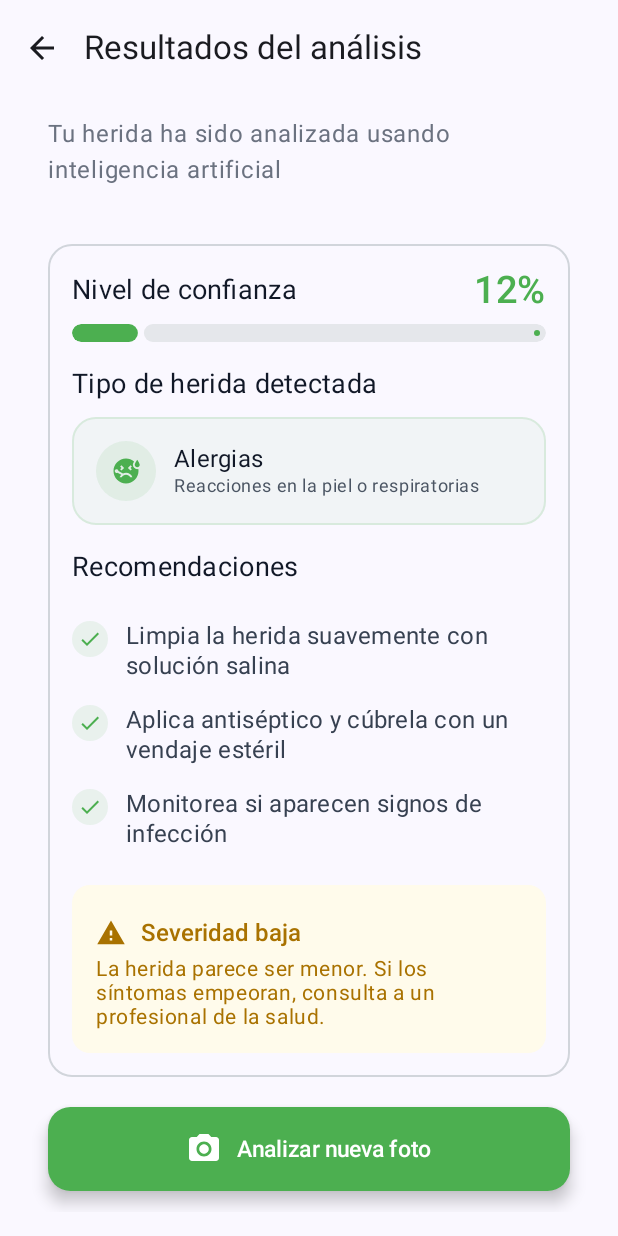
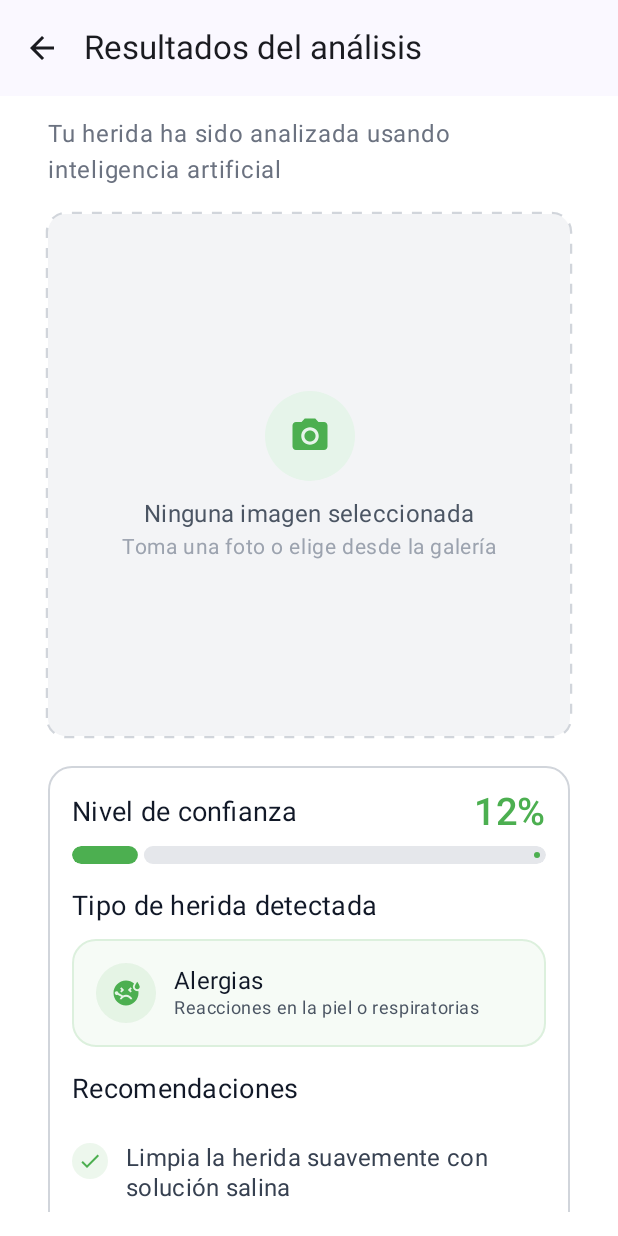
Before and after one commit to AlexGoodD/MediKit, an Android app built with Jetpack Compose: the composable WoundView shown on its own in the app's theme, on a phone screen of 412 x 824 dp. Run offline under Robolectric (Android 15) with nearby library versions, the phone set to English and light mode, and no system bars.

Commit message:
Sombras en botones, modelo incluido, directorio para la clase que invoca al ml creado

```diff
--- a/app/build.gradle.kts
+++ b/app/build.gradle.kts
@@ -56,6 +56,9 @@ dependencies {
     implementation(libs.androidx.animation.android)
     implementation(libs.androidx.foundation.android)
     implementation(libs.androidx.activity.compose.v172)
+    implementation(libs.tensorflow.lite)
+    implementation(libs.tensorflow.lite.support)
+    implementation(libs.tensorflow.lite.metadata)
     testImplementation(libs.junit)
     androidTestImplementation(libs.androidx.junit)
     androidTestImplementation(libs.androidx.espresso.core)
--- /dev/null
+++ b/app/src/main/java/com/example/medikit/ml/LessionClassifier.kt
@@ -0,0 +1 @@
+package com.example.medikit.ml
--- a/app/src/main/java/com/example/medikit/ui/components/ImagePlaceholder.kt
+++ b/app/src/main/java/com/example/medikit/ui/components/ImagePlaceholder.kt
@@ -33,8 +33,8 @@ import androidx.compose.ui.unit.sp
 
 @Composable
 fun ImagePlaceholder(
-    bitmap: Bitmap?,
-    onClick: () -> Unit,
+    bitmap: Bitmap? = null,
+    onClick: (() -> Unit)? = null,
     modifier: Modifier = Modifier,
 ) {
     val cornerRadius = 12.dp
@@ -63,7 +63,9 @@ fun ImagePlaceholder(
                 color = Color(0xFFF3F4F6),
                 shape = RoundedCornerShape(cornerRadius)
             )
-            .clickable { onClick() }
+            .clickable(enabled = onClick != null) {
+                onClick?.invoke()
+            }
             .padding(16.dp),
         contentAlignment = Alignment.Center
     ) {
--- a/app/src/main/java/com/example/medikit/ui/components/PrimaryButton.kt
+++ b/app/src/main/java/com/example/medikit/ui/components/PrimaryButton.kt
@@ -1,4 +1,5 @@
 package com.example.medikit.ui.components
+import androidx.compose.foundation.layout.Box
 import androidx.compose.foundation.layout.fillMaxWidth
 import androidx.compose.foundation.layout.height
 import androidx.compose.foundation.layout.padding
@@ -8,7 +9,9 @@ import androidx.compose.material3.ButtonDefaults
 import androidx.compose.material3.Icon
 import androidx.compose.material3.Text
 import androidx.compose.runtime.Composable
+import androidx.compose.ui.Alignment
 import androidx.compose.ui.Modifier
+import androidx.compose.ui.draw.shadow
 import androidx.compose.ui.graphics.Color
 import androidx.compose.ui.graphics.vector.ImageVector
 import androidx.compose.ui.unit.dp
@@ -19,7 +22,19 @@ fun PrimaryButton(
     text: String,
     icon: ImageVector? = null,
     backgroundColor: Color = Color(0xFF4CAF50),
+    shadowColor: Color = Color(0xFF4CAF50),
     onClick: () -> Unit
+) {
+    Box(
+        modifier = Modifier
+            .fillMaxWidth()
+            .shadow(
+                elevation = 6.dp,
+                shape = RoundedCornerShape(15.dp),
+                ambientColor = shadowColor,
+                spotColor = shadowColor
+            ),
+        contentAlignment = Alignment.Center
     ) {
         Button(
             onClick = onClick,
@@ -31,12 +46,7 @@ fun PrimaryButton(
                 containerColor = backgroundColor,
                 contentColor = Color.White
             ),
-        elevation = ButtonDefaults.buttonElevation(
-            defaultElevation = 6.dp,
-            pressedElevation = 8.dp,
-            focusedElevation = 4.dp,
-            hoveredElevation = 4.dp
-        )
+            elevation = null
         ) {
             if (icon != null) {
                 Icon(
@@ -48,3 +58,4 @@ fun PrimaryButton(
             Text(text = text, fontSize = 15.sp)
         }
     }
+}
--- a/app/src/main/java/com/example/medikit/ui/views/WoundView.kt
+++ b/app/src/main/java/com/example/medikit/ui/views/WoundView.kt
@@ -29,6 +29,7 @@ import androidx.compose.ui.unit.dp
 import androidx.navigation.NavController
 import com.example.medikit.ui.components.ConfidenceBar
 import com.example.medikit.ui.components.DisclaimerCard
+import com.example.medikit.ui.components.ImagePlaceholder
 import com.example.medikit.ui.components.PrimaryButton
 import com.example.medikit.ui.components.RecommendationList
 import com.example.medikit.ui.components.SeverityCard
@@ -49,6 +50,7 @@ private const val SEVERITY_LEVEL = "low" // low/medium/high
 @Composable
 fun WoundView(navController: NavController, modifier: Modifier = Modifier) {
     Scaffold(
+        containerColor = Color.White,
         topBar = {
             TopAppBar(
                 title = { Text("Resultados del análisis") },
@@ -82,11 +84,10 @@ fun WoundView(navController: NavController, modifier: Modifier = Modifier) {
 
             Spacer(modifier = Modifier.height(20.dp))
 
-//            ImagePlaceholder(
-//                onClick = { println("Image Placeholder Clicked") },
-//                modifier = Modifier
-//                    .fillMaxWidth()
-//            )
+            ImagePlaceholder(
+                modifier = Modifier
+                    .fillMaxWidth()
+            )
 
             Spacer(modifier = Modifier.height(20.dp))
 
--- a/gradle/libs.versions.toml
+++ b/gradle/libs.versions.toml
@@ -13,6 +13,9 @@ composeBom = "2024.04.01"
 navigationCompose = "2.9.4"
 animationAndroid = "1.7.2"
 foundationAndroid = "1.7.2"
+tensorflowLite = "2.13.0"
+tensorflowLiteMetadata = "0.3.1"
+tensorflowLiteSupport = "0.4.3"
 
 [libraries]
 accompanist-navigation-animation = { module = "com.google.accompanist:accompanist-navigation-animation", version.ref = "accompanistNavigationAnimation" }
@@ -36,6 +39,9 @@ androidx-ui-test-junit4 = { group = "androidx.compose.ui", name = "ui-test-junit
 androidx-material3 = { group = "androidx.compose.material3", name = "material3" }
 androidx-animation-android = { group = "androidx.compose.animation", name = "animation-android", version.ref = "animationAndroid" }
 androidx-foundation-android = { group = "androidx.compose.foundation", name = "foundation-android", version.ref = "foundationAndroid" }
+tensorflow-lite = { module = "org.tensorflow:tensorflow-lite", version.ref = "tensorflowLite" }
+tensorflow-lite-metadata = { module = "org.tensorflow:tensorflow-lite-metadata", version.ref = "tensorflowLiteMetadata" }
+tensorflow-lite-support = { module = "org.tensorflow:tensorflow-lite-support", version.ref = "tensorflowLiteSupport" }
 
 [plugins]
 android-application = { id = "com.android.application", version.ref = "agp" }
```
Also changed, not shown: app/src/main/java/com/example/medikit/ui/components/SecondaryButton.kt (+18 -2 lines), 1 other file. Lines whose indentation alone changed are shown as unchanged.
